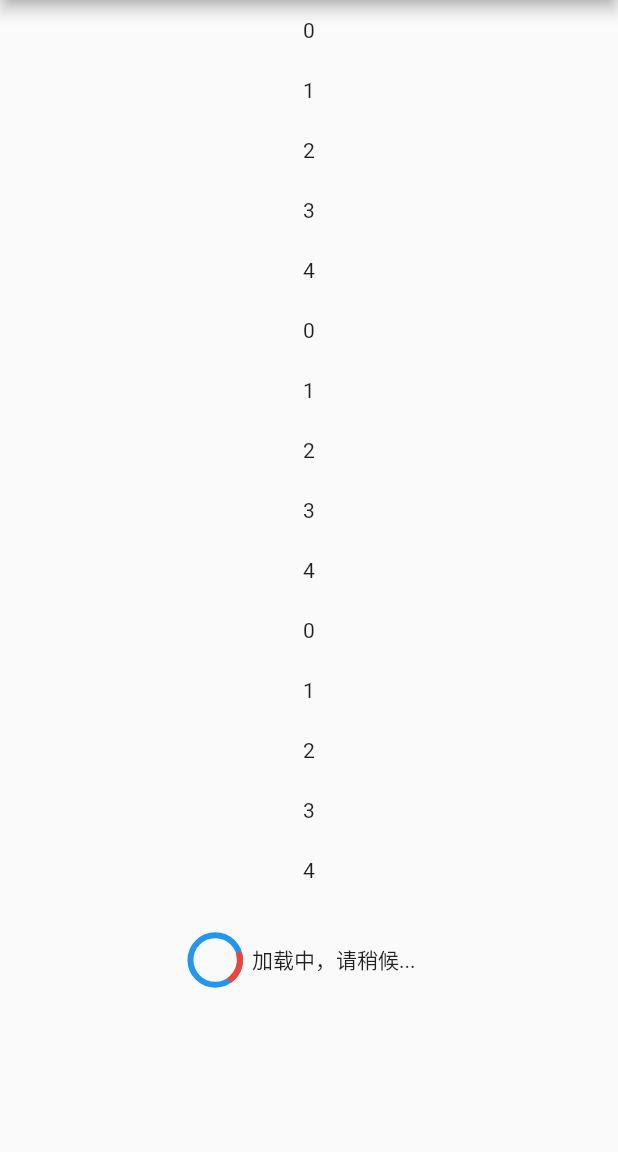
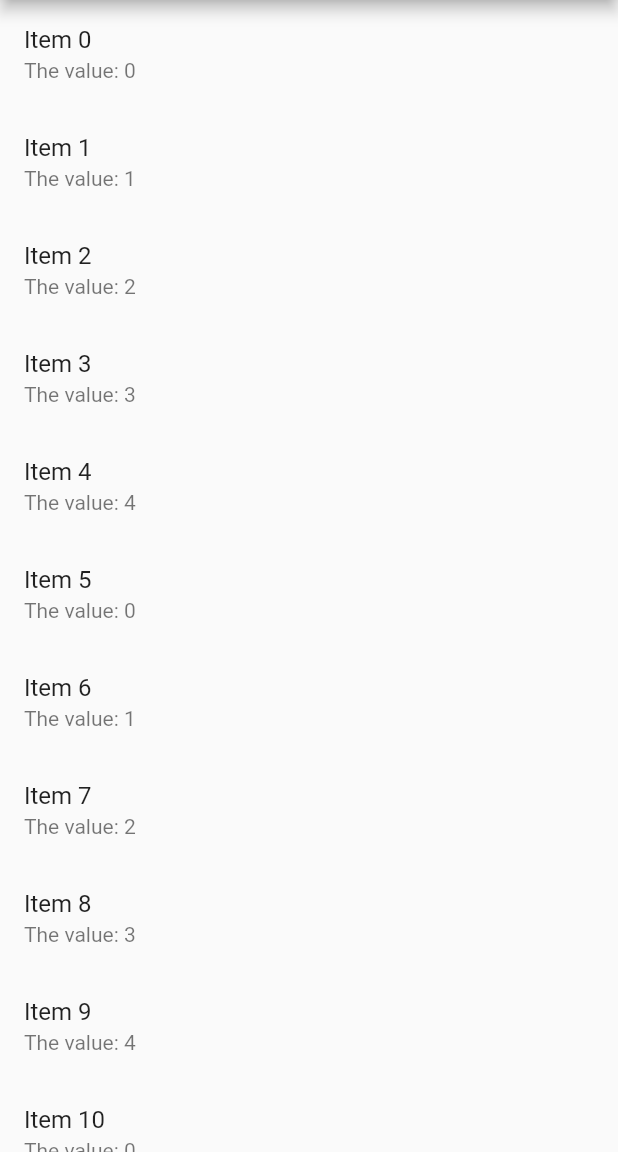
Before and after one commit to OpenFlutter/flutter_listview_loadmore, a Flutter app: the screen it shows after launch, on a phone screen of 412 x 824 dp, the part 84-1236 px from its top. Run offline on Flutter 3.47's test engine with Material 2 defaults, Android fonts, the phone set to English and light mode, and no system bars.

Commit message:
Lint for example

```diff
--- a/example/analysis_options.yaml
+++ b/example/analysis_options.yaml
@@ -22,7 +22,7 @@ linter:
   # `// ignore_for_file: name_of_lint` syntax on the line or in the file
   # producing the lint.
   rules:
-    # avoid_print: false  # Uncomment to disable the `avoid_print` rule
+    avoid_print: false  # Uncomment to disable the `avoid_print` rule
     # prefer_single_quotes: true  # Uncomment to enable the `prefer_single_quotes` rule
 
 # Additional information about this file can be found at
--- a/example/lib/listview.dart
+++ b/example/lib/listview.dart
@@ -1,8 +1,10 @@
 import 'package:flutter/material.dart';
 
 class ListViewDemoPage extends StatefulWidget {
+  const ListViewDemoPage({Key? key}) : super(key: key);
+
   @override
-  _ListViewDemoPageState createState() => _ListViewDemoPageState();
+  State<ListViewDemoPage> createState() => _ListViewDemoPageState();
 }
 
 class _ListViewDemoPageState extends State<ListViewDemoPage> {
@@ -18,7 +20,7 @@ class _ListViewDemoPageState extends State<ListViewDemoPage> {
 
   Widget _buildItem(BuildContext context, int index) {
     if (index == count) {
-      return Text('到底了');
+      return const Text('到底了');
     }
     return Text(index.toString());
   }
--- a/example/lib/main.dart
+++ b/example/lib/main.dart
@@ -3,9 +3,11 @@ import 'dart:async';
 import 'package:flutter/material.dart';
 import 'package:loadmore/loadmore.dart';
 
-void main() => runApp(MyApp());
+void main() => runApp(const MyApp());
 
 class MyApp extends StatelessWidget {
+  const MyApp({Key? key}) : super(key: key);
+
   // This widget is the root of your application.
   @override
   Widget build(BuildContext context) {
@@ -15,20 +17,20 @@ class MyApp extends StatelessWidget {
         primarySwatch: Colors.red,
         platform: TargetPlatform.iOS,
       ),
-      home: MyHomePage(title: 'Flutter Demo Home Page'),
+      home: const MyHomePage(title: 'Flutter Demo Home Page'),
     );
   }
 }
 
 class MyHomePage extends StatefulWidget {
-  MyHomePage({
+  const MyHomePage({
     Key? key,
     required this.title,
   }) : super(key: key);
   final String title;
 
   @override
-  _MyHomePageState createState() => _MyHomePageState();
+  State<MyHomePage> createState() => _MyHomePageState();
 }
 
 class _MyHomePageState extends State<MyHomePage> {
@@ -36,6 +38,7 @@ class _MyHomePageState extends State<MyHomePage> {
 
   List<int> list = [];
 
+  @override
   void initState() {
     super.initState();
     // list.addAll(List.generate(30, (v) => v));
@@ -55,26 +58,23 @@ class _MyHomePageState extends State<MyHomePage> {
       appBar: AppBar(
         title: Text(widget.title),
       ),
-      body: Container(
-        child: RefreshIndicator(
+      body: RefreshIndicator(
+        onRefresh: _refresh,
         child: LoadMore(
           isFinish: count >= 60,
           onLoadMore: _loadMore,
+          whenEmptyLoad: true,
+          delegate: const DefaultLoadMoreDelegate(),
+          textBuilder: DefaultLoadMoreTextBuilder.chinese,
           child: ListView.builder(
             itemBuilder: (BuildContext context, int index) {
-                return Container(
-                  child: Text(list[index].toString()),
-                  height: 40.0,
-                  alignment: Alignment.center,
+              return ListTile(
+                title: Text('Item $index'),
+                subtitle: Text('The value: ${list[index]}'),
               );
             },
             itemCount: count,
           ),
-            whenEmptyLoad: true,
-            delegate: DefaultLoadMoreDelegate(),
-            textBuilder: DefaultLoadMoreTextBuilder.chinese,
-          ),
-          onRefresh: _refresh,
         ),
       ),
     );
@@ -82,13 +82,13 @@ class _MyHomePageState extends State<MyHomePage> {
 
   Future<bool> _loadMore() async {
     print("onLoadMore");
-    await Future.delayed(Duration(seconds: 0, milliseconds: 2000));
+    await Future.delayed(const Duration(seconds: 0, milliseconds: 100));
     load();
     return true;
   }
 
   Future<void> _refresh() async {
-    await Future.delayed(Duration(seconds: 0, milliseconds: 2000));
+    await Future.delayed(const Duration(seconds: 0, milliseconds: 100));
     list.clear();
     load();
   }
--- a/example/pubspec.yaml
+++ b/example/pubspec.yaml
@@ -26,7 +26,7 @@ dependencies:
 dev_dependencies:
   flutter_test:
     sdk: flutter
-
+  flutter_lints: ^2.0.1
 # For information on the generic Dart part of this file, see the
 # following page: https://www.dartlang.org/tools/pub/pubspec
 
```
Also changed, not shown: 1 other file. Lines whose indentation alone changed are shown as unchanged.
